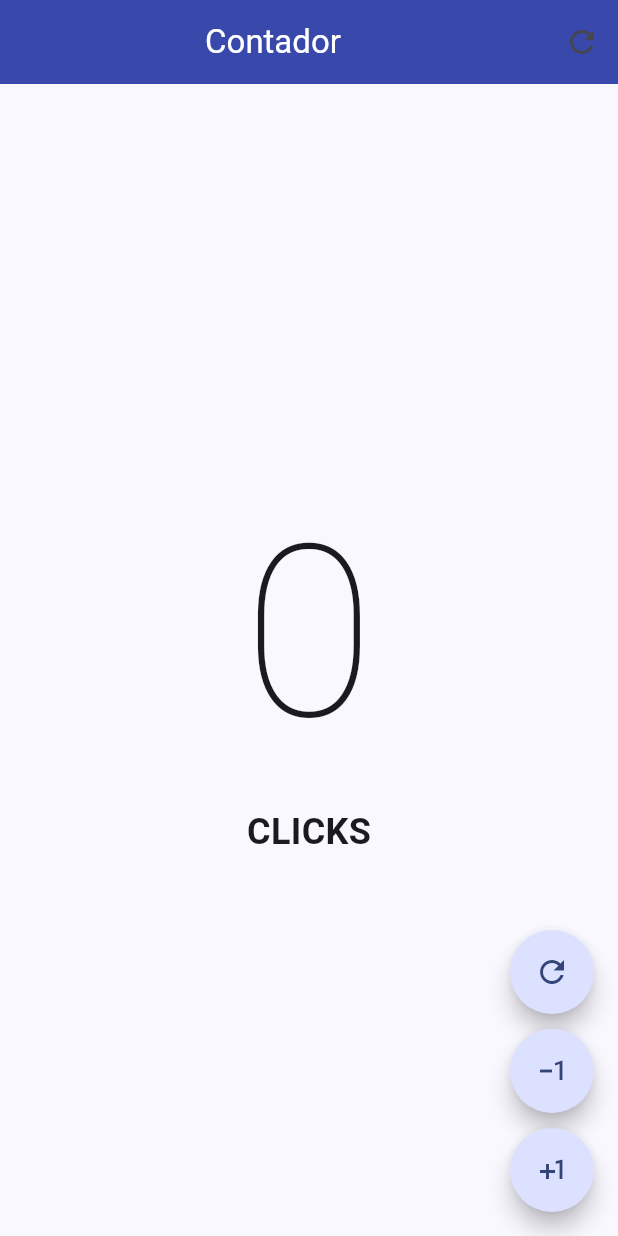
After one commit to MYKE002/examenfinal, a Flutter app: the screen it shows after launch, after a tap on "Proyecto 3", on a phone screen of 412 x 824 dp. The commit adds this screen. Run offline on Flutter 3.47's test engine with Material 3 defaults, Android fonts, the phone set to English and light mode, and no system bars; our stand-ins replace dio, get; network calls fail.

Commit message:
tercera aplicacion implementada

```diff
--- a/lib/screens/home_screen.dart
+++ b/lib/screens/home_screen.dart
@@ -2,6 +2,7 @@
 import 'package:flutter/material.dart';
 import 'package:examenfinal/screens/proyecto1/proyecto1_app.dart';
 import 'package:examenfinal/screens/proyecto2/proyecto2_app.dart';
+import 'package:examenfinal/screens/proyecto3/proyecto3_app.dart';
 
 void main() {
   runApp(const MenuPrincipalApp());
@@ -66,6 +67,20 @@ class HomeScreen extends StatelessWidget {
                   );
                 },
               ),
+               const SizedBox(height: 20),
+              _buildProjectCard(
+                context,
+                title: 'Proyecto 3',
+                description: 'Contador de Clicks',
+                icon: Icons.dashboard,
+                color: const Color.fromARGB(255, 233, 45, 229),
+                onTap: () {
+                  Navigator.push(
+                    context,
+                    MaterialPageRoute(builder: (context) => Proyecto3App()),
+                  );
+                },
+              ),
             ],
           ),
         ),
--- /dev/null
+++ b/lib/screens/proyecto3/proyecto3_app.dart
@@ -0,0 +1,134 @@
+import 'package:flutter/material.dart';
+
+void main() {
+  runApp(const Proyecto3App());
+}
+
+class Proyecto3App extends StatelessWidget {
+  const Proyecto3App({super.key});
+
+  @override
+  Widget build(BuildContext context) {
+    return MaterialApp(
+      debugShowCheckedModeBanner: false,
+      title: 'Flutter Demo',
+      theme: ThemeData(
+        colorScheme: ColorScheme.fromSeed(seedColor: Color.fromARGB(255, 53, 82, 164)),
+        useMaterial3: true,
+      ),
+      home: const MyHomePage(title: 'Ejercicio 1'),
+    );
+  }
+}
+
+class MyHomePage extends StatefulWidget {
+  const MyHomePage({super.key, required this.title});
+
+  final String title;
+
+  @override
+  State<MyHomePage> createState() => _MyHomePageState();
+
+}
+
+class _MyHomePageState extends State<MyHomePage> {
+  int clickCounter = 0;
+
+  // Esta es la nueva función que he agregado
+  String get clickText {
+    if (clickCounter == 1) {
+      return 'CLICK';
+    } else {
+      return 'CLICKS';
+    }
+  }
+
+  @override
+  Widget build(BuildContext context) {
+    return Scaffold(
+      appBar: AppBar(
+        backgroundColor: Colors . indigo . shade600,
+        title: const Center(child: Text('Contador', style: TextStyle(color: Colors.white),)),
+        actions: [
+          IconButton(
+            icon: const Icon(Icons.refresh_rounded),
+            onPressed: () {
+              setState(() {
+                clickCounter = 0;
+              });
+            },
+          ),
+        ],
+      ),
+      body: Center(
+        child: Column(
+          mainAxisAlignment: MainAxisAlignment.center,
+          children: [
+            Text(
+              '$clickCounter',
+              style: const TextStyle(fontSize: 160, fontWeight: FontWeight.w100)
+            ),
+            // El widget Text ahora mostrará el texto "CLICK" o "CLICKS"
+            Text(
+              clickText,
+              style: const TextStyle(fontSize: 24, fontWeight: FontWeight.bold)
+            ),
+          ],
+        ),
+      ),
+      floatingActionButton: Column(
+        mainAxisAlignment: MainAxisAlignment.end,
+        children: [
+          CustomButton(
+            icon: Icons.refresh_outlined,
+            onPressed: () {
+              setState(() {
+                clickCounter = 0;
+              });
+            },
+          ),
+          const SizedBox(height: 10),
+          CustomButton(
+            icon: Icons.exposure_minus_1_outlined,
+            onPressed: () {
+              setState(() {
+                if (clickCounter > 0) { // Validamos que no baje de cero
+                  clickCounter--;
+                }
+              });
+            },
+          ),
+          const SizedBox(height: 10),
+          CustomButton(
+            icon: Icons.plus_one,
+            onPressed: () {
+              setState(() {
+                clickCounter++;
+              });
+            },
+          ),
+        ],
+      )
+    );
+  }
+}
+
+class CustomButton extends StatelessWidget {
+  final IconData icon;
+  final VoidCallback? onPressed;
+
+  const CustomButton({
+    super.key,
+    required this.icon,
+    this.onPressed,
+  });
+
+  @override
+  Widget build(BuildContext context) {
+    return FloatingActionButton(
+      shape: const StadiumBorder(),
+      onPressed: onPressed,
+      child: Icon(icon)
+    );
+  }
+}
--- a/pubspec.yaml
+++ b/pubspec.yaml
@@ -12,6 +12,8 @@ dependencies:
   provider: ^6.1.5+1
   get: ^4.7.2
   dio: ^5.9.0
+  shared_preferences: ^2.2.2
+  image_picker: ^1.0.7
 
 dev_dependencies:
   flutter_test:
```
Also changed, not shown: pubspec.lock, 13 other files.
